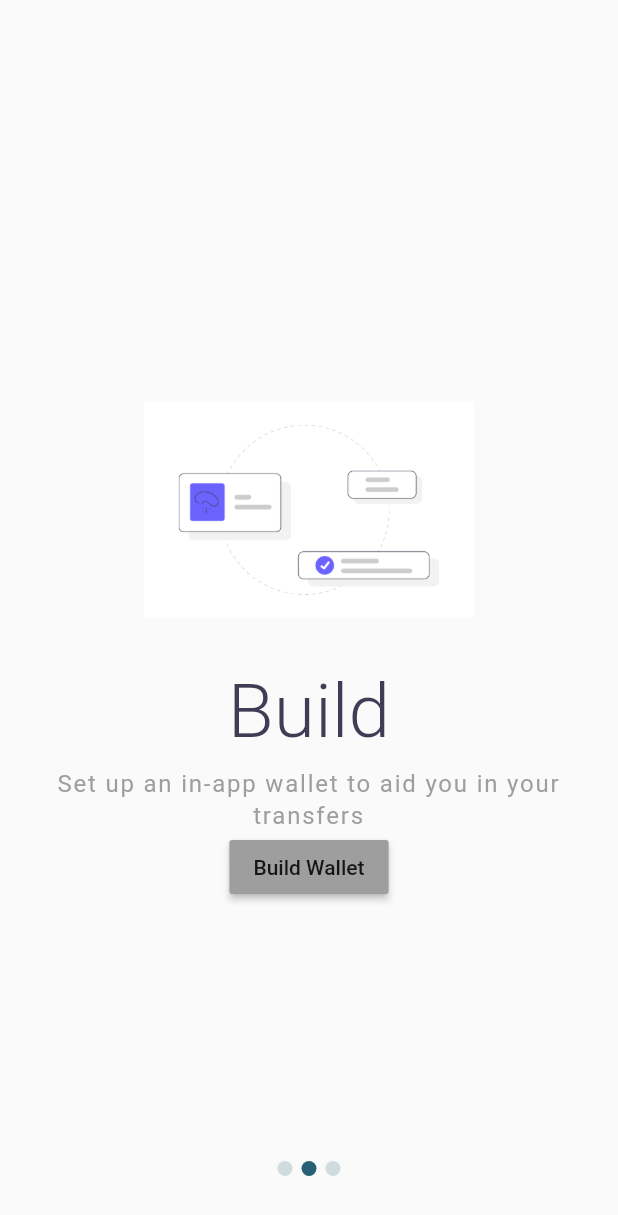
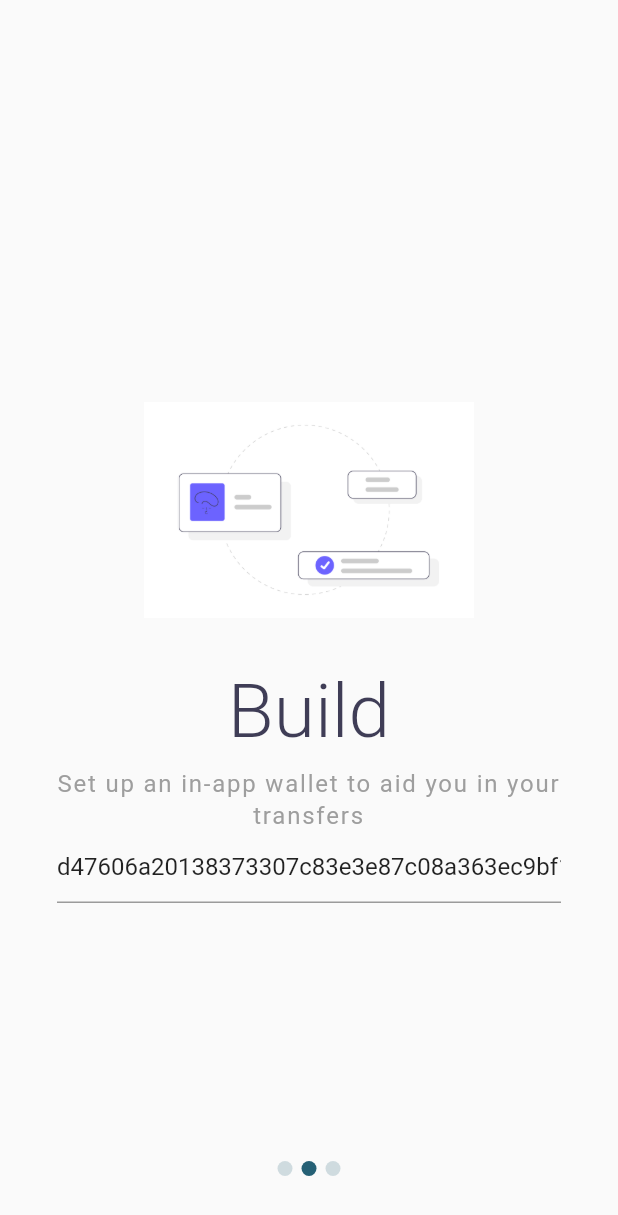
Before and after one commit to thecharlesjenkins/CryptoMeal, a Flutter app: the screen it shows after launch, swiped to page 2, on a phone screen of 412 x 824 dp. Shown: the top 1215 px of the screen. Run offline on Flutter 3.47's test engine with Material 2 defaults, Android fonts, the phone set to English and light mode, and no system bars; our stand-ins replace firebase_auth, firebase_core, font_awesome_flutter, google_fonts, google_sign_in, toggle_switch; missing offline and left inert: web3dart; accounts and stored records are empty.

```diff
--- a/lib/welcome.dart
+++ b/lib/welcome.dart
@@ -6,6 +6,7 @@ import 'package:provider/provider.dart';
 import 'package:crypto_meal/src/pages/mainPage.dart';
 
 import 'src/data/profile.dart';
+import 'transaction.dart';
 
 List items = [
   {
@@ -98,10 +99,11 @@ class _WelcomeScreenState extends State<WelcomeScreen> {
                           textAlign: TextAlign.center,
                         ),
                         if (item.containsKey('buttonText'))
-                          MaterialButton(
-                            onPressed: () {},
-                            color: Colors.grey,
-                            child: Text(item['buttonText']),
+                          TextFormField(
+                            decoration: const InputDecoration(
+                              hintText: 'Enter your private key',
+                            ),
+                            initialValue: 'd47606a20138373307c83e3e87c08a363ec9bf13240129ee097a70a795c7623b',
                           )
                       ],
                     ),
--- a/pubspec.yaml
+++ b/pubspec.yaml
@@ -22,6 +22,9 @@ dependencies:
   toggle_switch: ^1.2.0
   firebase_core: ^1.7.0
 
+  web3dart: ^2.3.1
+  web_socket_channel: ^2.1.0
+  http: ^0.13.4
   # The following adds the Cupertino Icons font to your application.
   # Use with the CupertinoIcons class for iOS style icons.
   cupertino_icons: ^1.0.3
```
Also changed, not shown: lib/transaction.dart (added, +29 -0 lines), pubspec.lock.
